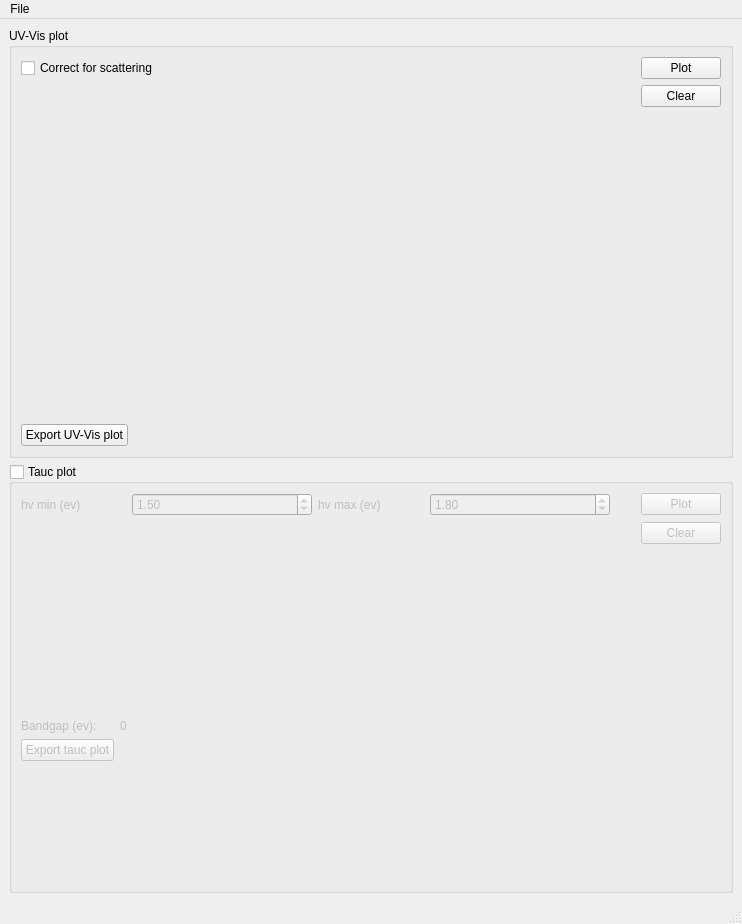
SarthakJariwala/Python_GUI_apps, file PythonGUI_apps/UV_Vis_analysis/uv_vis_analysis_gui.ui: the form before one commit.
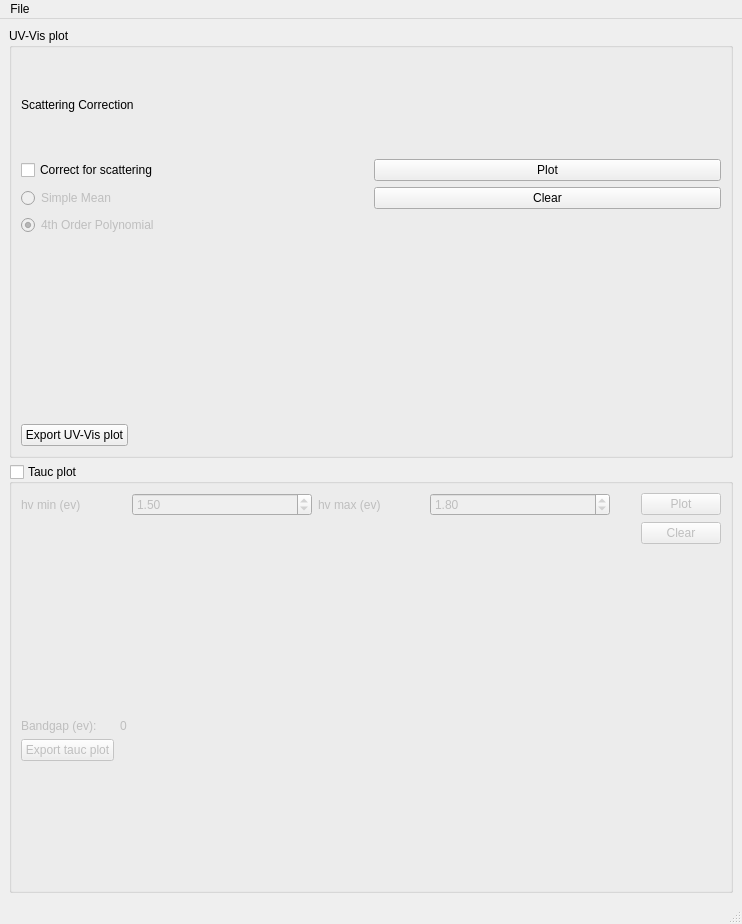
The form after the commit.

Commit message: added 4th order poly fit for scattering correction, can choose b/w mean value corr and 4th order corr

Diff of the .ui file:
```diff
--- a/PythonGUI_apps/UV_Vis_analysis/uv_vis_analysis_gui.ui
+++ b/PythonGUI_apps/UV_Vis_analysis/uv_vis_analysis_gui.ui
@@ -23,27 +23,57 @@
       <layout class="QVBoxLayout" name="verticalLayout_2">
        <item>
         <layout class="QGridLayout" name="gridLayout_5">
-         <item row="0" column="1" alignment="Qt::AlignRight">
+         <item row="0" column="1">
+          <widget class="QLabel" name="label_5">
+           <property name="text">
+            <string>Scattering Correction</string>
+           </property>
+          </widget>
+         </item>
+         <item row="2" column="3">
           <widget class="QPushButton" name="plot_absorbance_pushButton">
            <property name="text">
             <string>Plot</string>
            </property>
           </widget>
          </item>
-         <item row="0" column="0" alignment="Qt::AlignLeft">
-          <widget class="QCheckBox" name="correct_for_scattering_checkBox">
+         <item row="5" column="1">
+          <widget class="QRadioButton" name="fourth_orderpoly_radioButton">
+           <property name="enabled">
+            <bool>false</bool>
+           </property>
            <property name="text">
-            <string>Correct for scattering</string>
+            <string>4th Order Polynomial</string>
+           </property>
+           <property name="checked">
+            <bool>true</bool>
            </property>
           </widget>
          </item>
-         <item row="1" column="1" alignment="Qt::AlignRight">
+         <item row="3" column="3">
           <widget class="QPushButton" name="clear_uvvis_pushButton">
            <property name="text">
             <string>Clear</string>
            </property>
           </widget>
          </item>
+         <item row="2" column="1">
+          <widget class="QCheckBox" name="correct_for_scattering_checkBox">
+           <property name="text">
+            <string>Correct for scattering</string>
+           </property>
+          </widget>
+         </item>
+         <item row="3" column="1">
+          <widget class="QRadioButton" name="mean_radioButton">
+           <property name="enabled">
+            <bool>false</bool>
+           </property>
+           <property name="text">
+            <string>Simple Mean</string>
+           </property>
+          </widget>
+         </item>
         </layout>
        </item>
        <item>
```
The commit also changes 1 other file.
